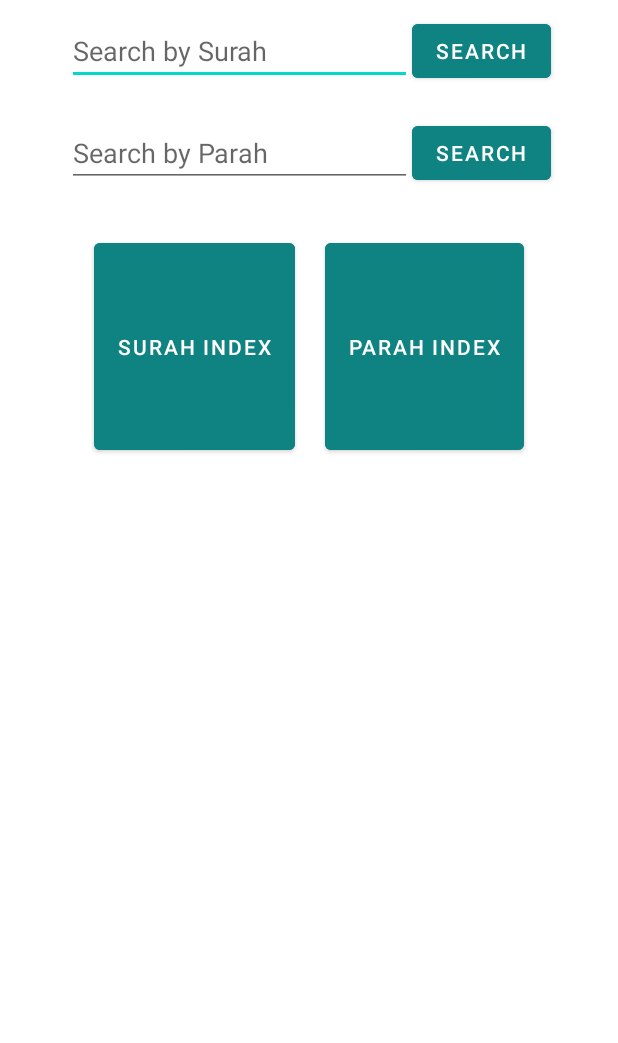
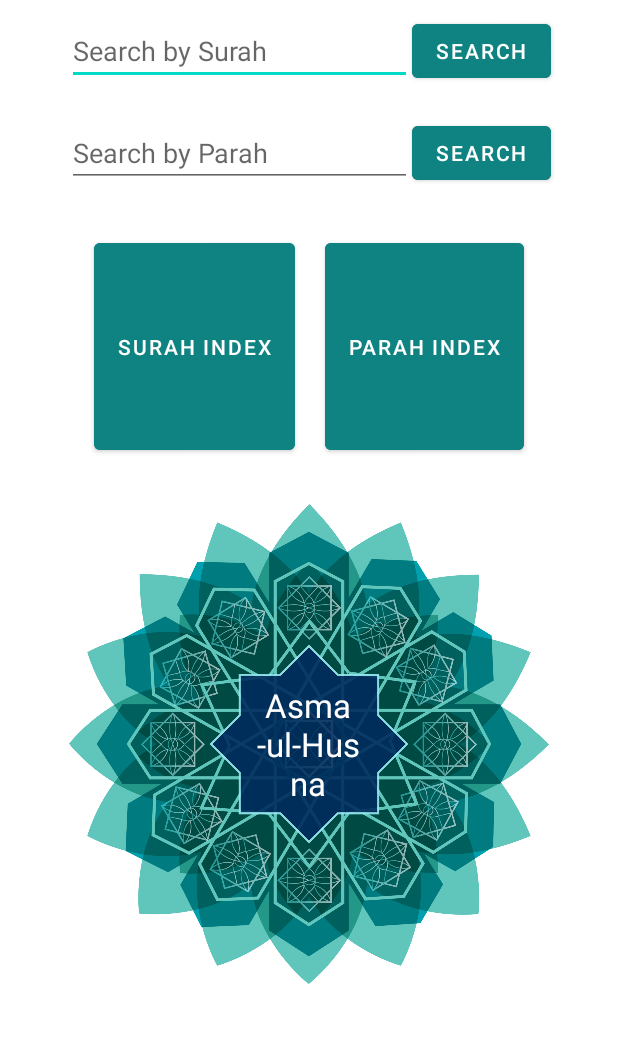
Before and after one commit to azkaNoreen/Noorehooda, an Android app: the MainActivity screen opened directly, with no data from a screen before it, on a phone screen of 412 x 824 dp, the part 84-1127 px from its top. Run offline under Robolectric (Android 15) with nearby library versions, the phone set to English and light mode, and no system bars.

Commit message:
Asmaul Husna Implemented

```diff
--- a/app/src/main/AndroidManifest.xml
+++ b/app/src/main/AndroidManifest.xml
@@ -9,6 +9,9 @@
         android:roundIcon="@mipmap/ic_launcher_round"
         android:supportsRtl="true"
         android:theme="@style/Theme.Noorehuda">
+        <activity
+            android:name=".assignment2.AsmaUlHusna"
+            android:exported="false" />
         <activity
             android:name=".assignment1.MainActivity"
             android:exported="false" />
--- a/app/src/main/java/com/example/noorehuda/assignment1/MainActivity.java
+++ b/app/src/main/java/com/example/noorehuda/assignment1/MainActivity.java
@@ -15,16 +15,18 @@ import android.widget.ArrayAdapter;
 import android.widget.AutoCompleteTextView;
 import android.widget.Button;
 import android.widget.EditText;
+import android.widget.ImageView;
 import android.widget.ListView;
 import android.widget.Toast;
 
 import com.example.noorehuda.R;
+import com.example.noorehuda.assignment2.AsmaUlHusna;
 import com.example.noorehuda.assignment2.VersesTranslated;
 import com.google.android.material.navigation.NavigationView;
 
 public class MainActivity extends AppCompatActivity {
-    ListView list;
     Button ss,sp,si,pi;
+    ImageView show;
     AutoCompleteTextView ssurah,sparah;
 
 
@@ -38,8 +40,19 @@ public class MainActivity extends AppCompatActivity {
     protected void onCreate(Bundle savedInstanceState) {
         super.onCreate(savedInstanceState);
         setContentView(R.layout.activity_main);
-        list = findViewById(R.id.mylist);
         ss = findViewById(R.id.ss);
+        sp = findViewById(R.id.sp);
+        si = findViewById(R.id.si);
+        pi = findViewById(R.id.pi);
+        show=findViewById(R.id.imag);
+        show.setOnClickListener(new View.OnClickListener() {
+            @Override
+            public void onClick(View v) {
+                Intent in = new Intent(MainActivity.this, AsmaUlHusna.class);
+                startActivity(in);
+            }
+        });
+
         sparah = findViewById(R.id.sparah);
         ArrayAdapter<String> adapterparah = new ArrayAdapter<String>
                 (this,android.R.layout.select_dialog_item, qdh.englishParahName);
@@ -52,10 +65,6 @@ public class MainActivity extends AppCompatActivity {
 
         ssurah.setThreshold(2);
         ssurah.setAdapter(adapter);
-
-        sp = findViewById(R.id.sp);
-        si = findViewById(R.id.si);
-        pi = findViewById(R.id.pi);
 
         si.setOnClickListener(new View.OnClickListener() {
             @Override
--- a/app/src/main/res/layout/activity_main.xml
+++ b/app/src/main/res/layout/activity_main.xml
@@ -93,15 +93,33 @@
                 ></Button>
         </LinearLayout>
 
-        <TextView
+        <RelativeLayout
             android:layout_width="wrap_content"
             android:layout_height="wrap_content"
-            android:id="@+id/show"></TextView>
-        <ListView
-            android:layout_width="match_parent"
-            android:layout_height="wrap_content"
-            android:id="@+id/mylist"
-></ListView>
+            android:layout_gravity="center"
+            >
+            <ImageView
+                android:id="@+id/imag"
+                android:layout_width="320dp"
+                android:layout_height="320dp"
+                android:layout_marginStart="10dp"
+                android:layout_marginTop="10dp"
+                android:layout_marginEnd="10dp"
+                android:layout_marginBottom="10dp"
+                android:src="@drawable/pngegg">
+
+            </ImageView>
+            <TextView
+                android:id="@+id/name"
+                android:layout_width="70dp"
+                android:layout_height="wrap_content"
+                android:layout_centerInParent="true"
+                android:textColor="@color/white"
+                android:text="Asma-ul-Husna"
+                android:textSize="22sp"
+                android:textAlignment="center"
+                />
+        </RelativeLayout>
     </LinearLayout>
 
     <com.google.android.material.navigation.NavigationView
```
Also changed, not shown: app/src/main/java/com/example/noorehuda/assignment2/AsmaUlHusna.java (added, +29 -0 lines), app/src/main/java/com/example/noorehuda/assignment2/NamesRecyclerView.java (added, +48 -0 lines), app/src/main/res/layout/activity_asma_ul_husna.xml (added, +17 -0 lines), app/src/main/res/layout/namelist.xml (added, +28 -0 lines).
